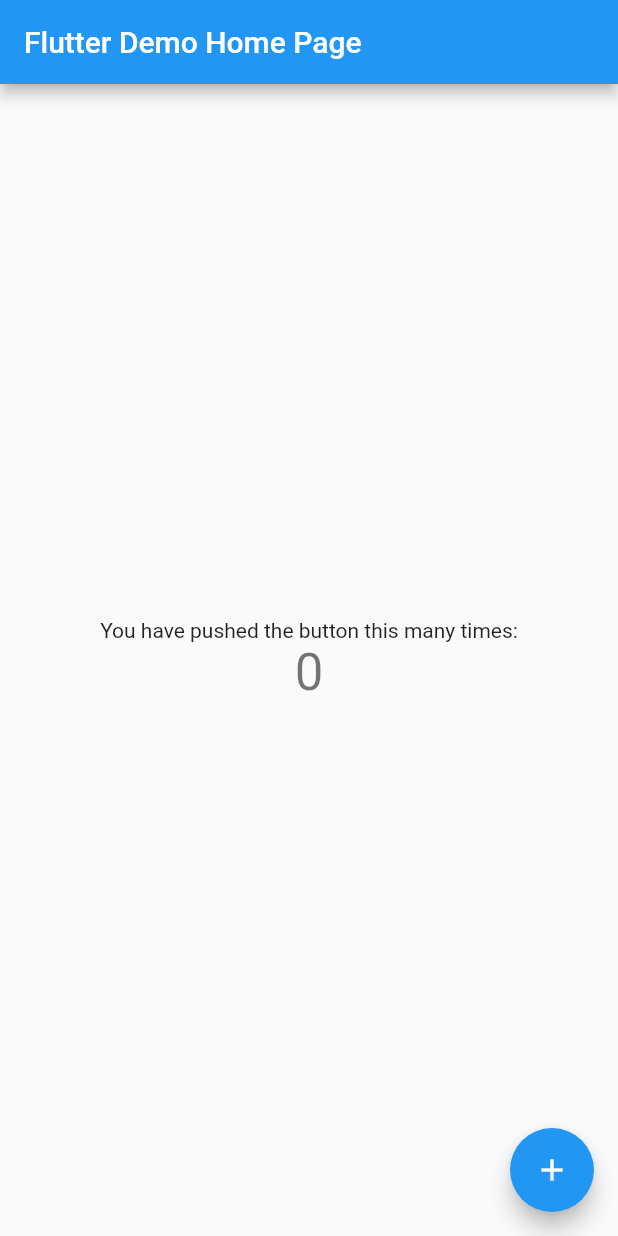
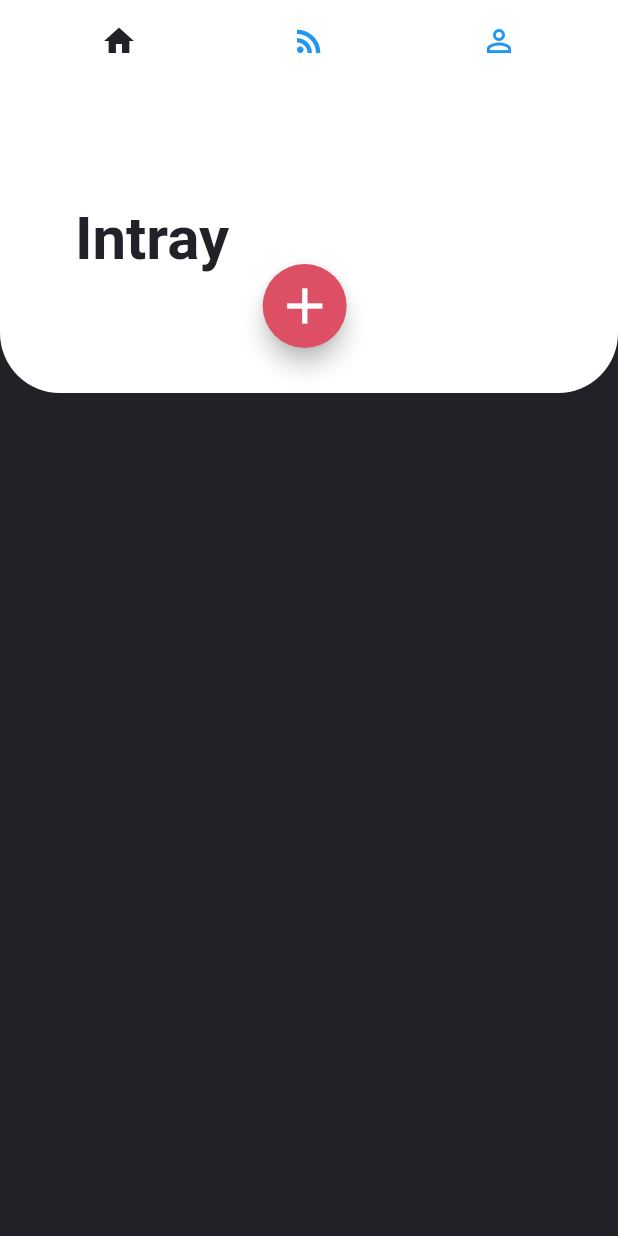
Before and after one commit to ikennaumeh/playstore_todo, a Flutter app: the screen it shows after launch, on a phone screen of 412 x 824 dp. Run offline on Flutter 3.47's test engine with Material 2 defaults, Android fonts, the phone set to English and light mode, and no system bars; Roboto replaces fonts that are missing (Avenir).

Commit message:
Create intray topbar and button #2

```diff
--- /dev/null
+++ b/App/todoapp/lib/core/constant.dart
@@ -0,0 +1,10 @@
+import 'package:flutter/material.dart';
+
+const darkGreyColor = Color(0xff212128);
+const redColor = Color(0xffDC4F64);
+const intrayTitleStyle = TextStyle(
+  fontSize: 40.0,
+  fontFamily: 'Avenir',
+  fontWeight: FontWeight.bold,
+  color: darkGreyColor,
+);
--- a/App/todoapp/lib/main.dart
+++ b/App/todoapp/lib/main.dart
@@ -1,117 +1,86 @@
 import 'package:flutter/material.dart';
+import 'core/constant.dart';
 
-void main() {
-  runApp(MyApp());
-}
+void main() => runApp(MyApp());
+
 
 class MyApp extends StatelessWidget {
-  // This widget is the root of your application.
+
   @override
   Widget build(BuildContext context) {
     return MaterialApp(
-      title: 'Flutter Demo',
-      theme: ThemeData(
-        // This is the theme of your application.
-        //
-        // Try running your application with "flutter run". You'll see the
-        // application has a blue toolbar. Then, without quitting the app, try
-        // changing the primarySwatch below to Colors.green and then invoke
-        // "hot reload" (press "r" in the console where you ran "flutter run",
-        // or simply save your changes to "hot reload" in a Flutter IDE).
-        // Notice that the counter didn't reset back to zero; the application
-        // is not restarted.
-        primarySwatch: Colors.blue,
-        // This makes the visual density adapt to the platform that you run
-        // the app on. For desktop platforms, the controls will be smaller and
-        // closer together (more dense) than on mobile platforms.
-        visualDensity: VisualDensity.adaptivePlatformDensity,
-      ),
-      home: MyHomePage(title: 'Flutter Demo Home Page'),
+      title: 'PlayStore Todo',
+      home: SafeArea(child: MyHomePage()),
     );
   }
 }
 
-class MyHomePage extends StatefulWidget {
-  MyHomePage({Key key, this.title}) : super(key: key);
-
-  // This widget is the home page of your application. It is stateful, meaning
-  // that it has a State object (defined below) that contains fields that affect
-  // how it looks.
-
-  // This class is the configuration for the state. It holds the values (in this
-  // case the title) provided by the parent (in this case the App widget) and
-  // used by the build method of the State. Fields in a Widget subclass are
-  // always marked "final".
-
-  final String title;
-
-  @override
-  _MyHomePageState createState() => _MyHomePageState();
-}
-
-class _MyHomePageState extends State<MyHomePage> {
-  int _counter = 0;
-
-  void _incrementCounter() {
-    setState(() {
-      // This call to setState tells the Flutter framework that something has
-      // changed in this State, which causes it to rerun the build method below
-      // so that the display can reflect the updated values. If we changed
-      // _counter without calling setState(), then the build method would not be
-      // called again, and so nothing would appear to happen.
-      _counter++;
-    });
-  }
+class MyHomePage extends StatelessWidget {
 
   @override
   Widget build(BuildContext context) {
-    // This method is rerun every time setState is called, for instance as done
-    // by the _incrementCounter method above.
-    //
-    // The Flutter framework has been optimized to make rerunning build methods
-    // fast, so that you can just rebuild anything that needs updating rather
-    // than having to individually change instances of widgets.
-    return Scaffold(
-      appBar: AppBar(
-        // Here we take the value from the MyHomePage object that was created by
-        // the App.build method, and use it to set our appbar title.
-        title: Text(widget.title),
-      ),
-      body: Center(
-        // Center is a layout widget. It takes a single child and positions it
-        // in the middle of the parent.
-        child: Column(
-          // Column is also a layout widget. It takes a list of children and
-          // arranges them vertically. By default, it sizes itself to fit its
-          // children horizontally, and tries to be as tall as its parent.
-          //
-          // Invoke "debug painting" (press "p" in the console, choose the
-          // "Toggle Debug Paint" action from the Flutter Inspector in Android
-          // Studio, or the "Toggle Debug Paint" command in Visual Studio Code)
-          // to see the wireframe for each widget.
-          //
-          // Column has various properties to control how it sizes itself and
-          // how it positions its children. Here we use mainAxisAlignment to
-          // center the children vertically; the main axis here is the vertical
-          // axis because Columns are vertical (the cross axis would be
-          // horizontal).
-          mainAxisAlignment: MainAxisAlignment.center,
-          children: <Widget>[
-            Text(
-              'You have pushed the button this many times:',
+    return DefaultTabController(
+      length: 3,
+      child: Scaffold(
+        backgroundColor: Colors.black,
+        appBar: AppBar(
+          backgroundColor: Colors.white,
+          elevation: 0,
+          title: TabBar(
+            tabs: [
+              Tab(icon: Icon(Icons.home),),
+              Tab(icon: Icon(Icons.rss_feed),),
+              Tab(icon: Icon(Icons.perm_identity),),
+            ],
+            labelColor: darkGreyColor,
+            unselectedLabelColor: Colors.blue,
+            indicatorSize: TabBarIndicatorSize.label,
+            indicatorPadding: EdgeInsets.all(5.0),
+            indicatorColor: Colors.transparent,
+          ),
+        ),
+        body: Stack(
+          children:[
+            TabBarView(
+            children: [
+              Container(color: darkGreyColor,),
+              Container(color: Colors.blue,),
+              Container(color: Colors.yellow,),
+            ],
+
+          ),
+            ClipRRect(
+              borderRadius: BorderRadius.only(
+                bottomRight: Radius.circular(40.0),
+                bottomLeft: Radius.circular(40.0),
+              ),
+              child: Container(
+                height: MediaQuery.of(context).size.height / 4.0,
+                padding: EdgeInsets.only(left: 50),
+                color: Colors.white,
+                child: Row(
+
+                  children: [
+                    Text('Intray', style: intrayTitleStyle,)
+                  ],
+                ),
+              ),
+
+
             ),
-            Text(
-              '$_counter',
-              style: Theme.of(context).textTheme.headline4,
+            Container(
+              margin: EdgeInsets.only(
+                  top: 120,
+                  left: MediaQuery.of(context).size.width * 0.425),
+              child: FloatingActionButton(
+                child: Icon(Icons.add, size: 40,),
+                backgroundColor: redColor,
+                onPressed: (){},
+              ),
             ),
-          ],
+         ],
         ),
       ),
-      floatingActionButton: FloatingActionButton(
-        onPressed: _incrementCounter,
-        tooltip: 'Increment',
-        child: Icon(Icons.add),
-      ), // This trailing comma makes auto-formatting nicer for build methods.
     );
   }
 }
```
Also changed, not shown: 1 other file.
